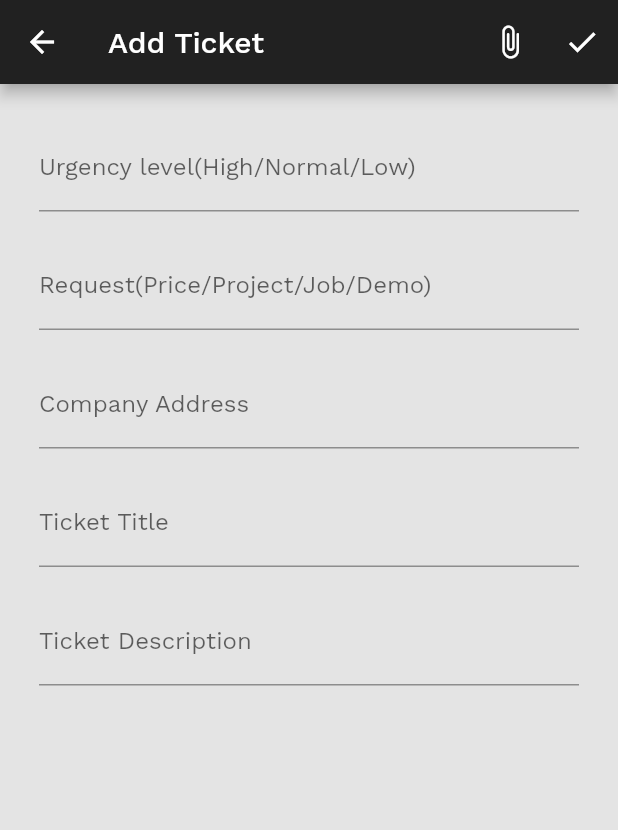
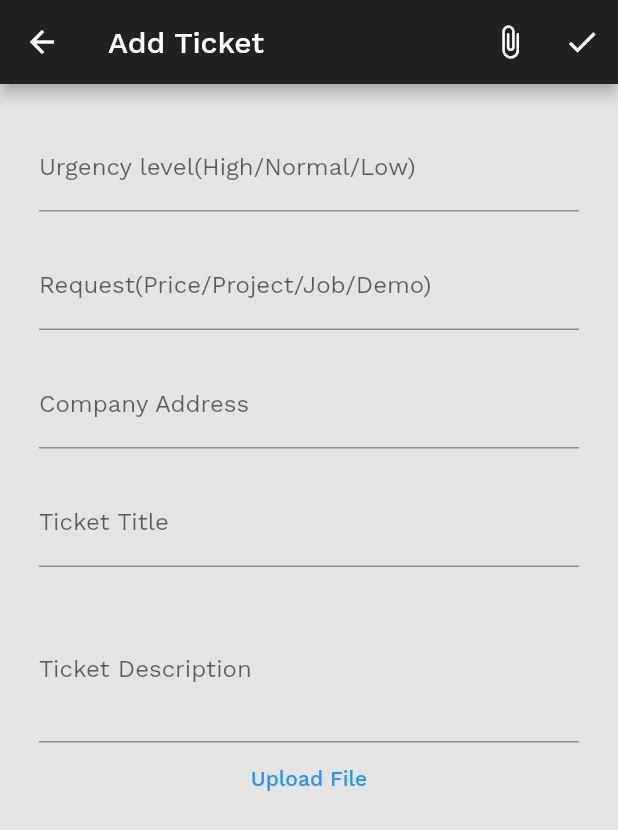
Before and after one commit to fatihgnc/ticketing-system, a Flutter app: the AddRequestScreen screen opened by its route, on a phone screen of 412 x 824 dp. Shown: the top 830 px of the screen. Run offline on Flutter 3.47's test engine with Material 2 defaults, Android fonts, the light colour scheme and no system bars; our stand-ins replace file_picker, google_fonts, shared_preferences, sqflite; accounts and stored records are empty.

Commit message:
tiny changes

```diff
--- a/lib/providers/ticket_provider.dart
+++ b/lib/providers/ticket_provider.dart
@@ -1,3 +1,5 @@
+import 'dart:developer';
+
 import 'package:flutter/cupertino.dart';
 import 'package:ticketing_system/models/ticket.dart';
 
@@ -41,6 +43,7 @@ class TicketProvider with ChangeNotifier {
 
   void addTicket(Ticket newTicket) {
     _tickets.add(newTicket);
+    inspect(_tickets);
     notifyListeners();
   }
 
--- a/lib/providers/user_provider.dart
+++ b/lib/providers/user_provider.dart
@@ -1,4 +1,3 @@
-import 'dart:convert';
 import 'dart:developer';
 
 import 'package:flutter/cupertino.dart';
@@ -45,8 +44,9 @@ class UserProvider with ChangeNotifier {
     );
     isAuth = true;
     _authenticatedUser = user;
+    notifyListeners();
     inspect(_authenticatedUser);
-    notifyListeners();
+    inspect(_users);
   }
 
   void logoutUser() async {
--- a/lib/screens/add_ticket_screen.dart
+++ b/lib/screens/add_ticket_screen.dart
@@ -1,5 +1,7 @@
 import 'dart:developer';
+import 'dart:io';
 
+import 'package:file_picker/file_picker.dart';
 import 'package:flutter/material.dart';
 import 'package:provider/provider.dart';
 import 'package:ticketing_system/models/ticket.dart';
@@ -89,6 +91,7 @@ class _AddRequestScreenState extends State<AddRequestScreen> {
     required String labelText,
     required String? Function(String? inputVal) validator,
     required TextEditingController controller,
+    int? maxLines,
     TextInputType? keyboardType,
     bool? obscureText,
   }) {
@@ -96,6 +99,7 @@ class _AddRequestScreenState extends State<AddRequestScreen> {
       key: ValueKey(keyName),
       keyboardType: keyboardType,
       controller: controller,
+      maxLines: maxLines,
       obscureText: obscureText ?? false,
       decoration: InputDecoration(
         labelText: labelText,
@@ -267,6 +271,7 @@ class _AddRequestScreenState extends State<AddRequestScreen> {
                   _buildTextField(
                     keyName: 'description',
                     labelText: 'Ticket Description',
+                    maxLines: 3,
                     validator: (inputVal) => _validateInput(
                       inputVal: inputVal!,
                       shouldCheckContains: false,
@@ -274,6 +279,20 @@ class _AddRequestScreenState extends State<AddRequestScreen> {
                     ),
                     controller: _descriptionController,
                   ),
+                  TextButton(
+                    onPressed: () async {
+                      FilePickerResult? result =
+                          await FilePicker.platform.pickFiles();
+
+                      if (result != null) {
+                        File file = File(result.files.single.path);
+                        if (file.lengthSync() > 1000 * 1000 * 15) {
+                          return;
+                        }
+                      }
+                    },
+                    child: const Text('Upload File'),
+                  )
                 ],
               ),
             ),
--- a/lib/screens/main_screen.dart
+++ b/lib/screens/main_screen.dart
@@ -18,7 +18,7 @@ class MainScreen extends StatefulWidget {
 }
 
 class _MainScreenState extends State<MainScreen> {
-  String _dropdownValue = 'resolved';
+  String _dropdownValue = 'pending';
 
   void _setDropdown(String newVal) {
     setState(() {
--- a/lib/widgets/main_drawer.dart
+++ b/lib/widgets/main_drawer.dart
@@ -20,7 +20,7 @@ class MainDrawer extends StatelessWidget {
   @override
   Widget build(BuildContext context) {
     final deviceHeight = MediaQuery.of(context).size.height;
-    final userInfo = Provider.of<UserProvider>(context, listen: false).user;
+    final userInfo = Provider.of<UserProvider>(context).user;
 
     return Drawer(
       child: Column(
--- a/pubspec.yaml
+++ b/pubspec.yaml
@@ -28,6 +28,7 @@ dependencies:
   google_fonts: ^2.1.0
   shared_preferences: ^2.0.7
   sqflite: ^2.0.0+4
+  file_picker: ^4.0.1
 
   # The following adds the Cupertino Icons font to your application.
   # Use with the CupertinoIcons class for iOS style icons.
```
Also changed, not shown: lib/main.dart (+5 -2 lines), lib/screens/login_screen.dart (+11 -11 lines), pubspec.lock.
